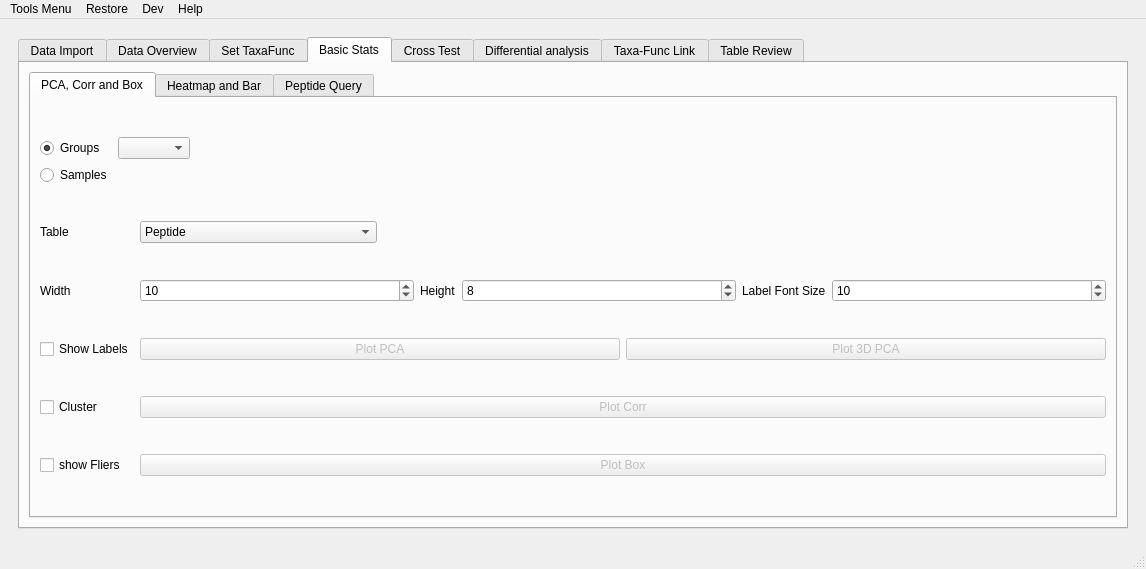
Above: utils/MetaX_GUI/MainWindow.ui from byemaxx/MetaX before the change. Below: the same form after it.
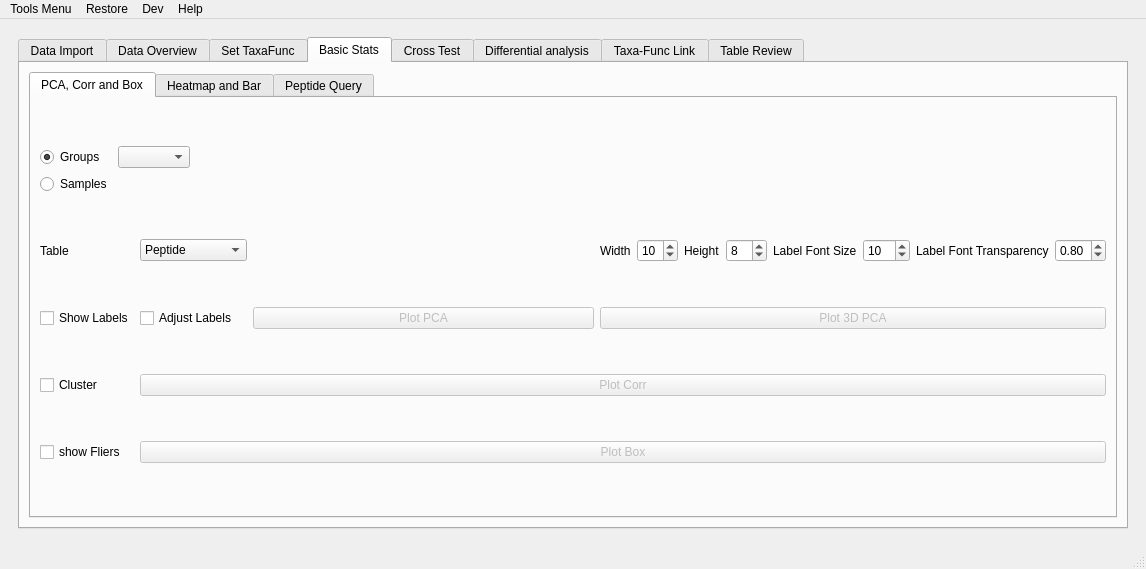
That is the form after the change. The open tabs and pages were chosen to show the change.

Commit message: Add font_transparency, adjust_label function to sns pca plot

```diff
--- a/utils/MetaX_GUI/MainWindow.ui
+++ b/utils/MetaX_GUI/MainWindow.ui
@@ -1020,54 +1020,10 @@
                 <string>PCA, Corr and Box</string>
                </attribute>
                <layout class="QGridLayout" name="gridLayout_26">
-                <item row="3" column="0">
-                 <widget class="QLabel" name="label_70">
-                  <property name="text">
-                   <string>Table</string>
-                  </property>
-                 </widget>
-                </item>
-                <item row="3" column="1">
-                 <widget class="QComboBox" name="comboBox_table4pca">
-                  <property name="sizePolicy">
-                   <sizepolicy hsizetype="Preferred" vsizetype="Fixed">
-                    <horstretch>0</horstretch>
-                    <verstretch>0</verstretch>
-                   </sizepolicy>
-                  </property>
-                  <item>
-                   <property name="text">
-                    <string>Peptide</string>
-                   </property>
-                  </item>
-                  <item>
-                   <property name="text">
-                    <string>Taxa</string>
-                   </property>
-                  </item>
-                  <item>
-                   <property name="text">
-                    <string>Function</string>
-                   </property>
-                  </item>
-                  <item>
-                   <property name="text">
-                    <string>Taxa-Function</string>
-                   </property>
-                  </item>
-                 </widget>
-                </item>
-                <item row="8" column="0">
-                 <widget class="QCheckBox" name="checkBox_box_if_show_fliers">
-                  <property name="text">
-                   <string>show Fliers</string>
-                  </property>
-                 </widget>
-                </item>
-                <item row="6" column="0">
+                <item row="5" column="0">
                  <widget class="QCheckBox" name="checkBox_pca_if_show_lable">
                   <property name="sizePolicy">
-                   <sizepolicy hsizetype="Minimum" vsizetype="Fixed">
+                   <sizepolicy hsizetype="Fixed" vsizetype="Fixed">
                     <horstretch>0</horstretch>
                     <verstretch>0</verstretch>
                    </sizepolicy>
@@ -1080,7 +1036,79 @@
                   </property>
                  </widget>
                 </item>
-                <item row="1" column="0" colspan="5">
+                <item row="5" column="1">
+                 <widget class="QCheckBox" name="checkBox_pca_if_adjust_pca_label">
+                  <property name="sizePolicy">
+                   <sizepolicy hsizetype="Maximum" vsizetype="Fixed">
+                    <horstretch>0</horstretch>
+                    <verstretch>0</verstretch>
+                   </sizepolicy>
+                  </property>
+                  <property name="text">
+                   <string>Adjust Labels</string>
+                  </property>
+                 </widget>
+                </item>
+                <item row="7" column="1" colspan="3">
+                 <widget class="QPushButton" name="pushButton_plot_box_sns">
+                  <property name="enabled">
+                   <bool>false</bool>
+                  </property>
+                  <property name="text">
+                   <string>Plot Box</string>
+                  </property>
+                 </widget>
+                </item>
+                <item row="5" column="2">
+                 <widget class="QPushButton" name="pushButton_plot_pca_sns">
+                  <property name="enabled">
+                   <bool>false</bool>
+                  </property>
+                  <property name="sizePolicy">
+                   <sizepolicy hsizetype="Preferred" vsizetype="Fixed">
+                    <horstretch>0</horstretch>
+                    <verstretch>0</verstretch>
+                   </sizepolicy>
+                  </property>
+                  <property name="text">
+                   <string>Plot PCA</string>
+                  </property>
+                 </widget>
+                </item>
+                <item row="6" column="1" colspan="3">
+                 <widget class="QPushButton" name="pushButton_plot_corr">
+                  <property name="enabled">
+                   <bool>false</bool>
+                  </property>
+                  <property name="text">
+                   <string>Plot Corr</string>
+                  </property>
+                 </widget>
+                </item>
+                <item row="7" column="0">
+                 <widget class="QCheckBox" name="checkBox_box_if_show_fliers">
+                  <property name="text">
+                   <string>show Fliers</string>
+                  </property>
+                 </widget>
+                </item>
+                <item row="5" column="3">
+                 <widget class="QPushButton" name="pushButton_plot_pca_js">
+                  <property name="enabled">
+                   <bool>false</bool>
+                  </property>
+                  <property name="sizePolicy">
+                   <sizepolicy hsizetype="Preferred" vsizetype="Fixed">
+                    <horstretch>0</horstretch>
+                    <verstretch>0</verstretch>
+                   </sizepolicy>
+                  </property>
+                  <property name="text">
+                   <string>Plot 3D PCA</string>
+                  </property>
+                 </widget>
+                </item>
+                <item row="1" column="0" colspan="4">
                  <layout class="QGridLayout" name="gridLayout_35">
                   <item row="0" column="1">
                    <widget class="QComboBox" name="comboBox_basic_pca_meta">
@@ -1123,67 +1151,74 @@
                   </item>
                  </layout>
                 </item>
-                <item row="7" column="1" colspan="4">
-                 <widget class="QPushButton" name="pushButton_plot_corr">
-                  <property name="enabled">
-                   <bool>false</bool>
-                  </property>
-                  <property name="text">
-                   <string>Plot Corr</string>
-                  </property>
-                 </widget>
-                </item>
-                <item row="8" column="1" colspan="4">
-                 <widget class="QPushButton" name="pushButton_plot_box_sns">
-                  <property name="enabled">
-                   <bool>false</bool>
-                  </property>
-                  <property name="text">
-                   <string>Plot Box</string>
-                  </property>
-                 </widget>
-                </item>
-                <item row="7" column="0">
+                <item row="6" column="0">
                  <widget class="QCheckBox" name="checkBox_corr_cluster">
                   <property name="text">
                    <string>Cluster</string>
                   </property>
                  </widget>
                 </item>
-                <item row="6" column="1" colspan="2">
-                 <widget class="QPushButton" name="pushButton_plot_pca_sns">
-                  <property name="enabled">
-                   <bool>false</bool>
-                  </property>
+                <item row="2" column="0">
+                 <widget class="QLabel" name="label_70">
                   <property name="sizePolicy">
-                   <sizepolicy hsizetype="Preferred" vsizetype="Fixed">
+                   <sizepolicy hsizetype="Fixed" vsizetype="Preferred">
                     <horstretch>0</horstretch>
                     <verstretch>0</verstretch>
                    </sizepolicy>
                   </property>
+                  <property name="layoutDirection">
+                   <enum>Qt::LeftToRight</enum>
+                  </property>
                   <property name="text">
-                   <string>Plot PCA</string>
+                   <string>Table</string>
                   </property>
                  </widget>
                 </item>
-                <item row="6" column="3" colspan="2">
-                 <widget class="QPushButton" name="pushButton_plot_pca_js">
-                  <property name="enabled">
-                   <bool>false</bool>
-                  </property>
+                <item row="2" column="1">
+                 <widget class="QComboBox" name="comboBox_table4pca">
                   <property name="sizePolicy">
                    <sizepolicy hsizetype="Preferred" vsizetype="Fixed">
                     <horstretch>0</horstretch>
                     <verstretch>0</verstretch>
                    </sizepolicy>
                   </property>
-                  <property name="text">
-                   <string>Plot 3D PCA</string>
-                  </property>
+                  <item>
+                   <property name="text">
+                    <string>Peptide</string>
+                   </property>
+                  </item>
+                  <item>
+                   <property name="text">
+                    <string>Taxa</string>
+                   </property>
+                  </item>
+                  <item>
+                   <property name="text">
+                    <string>Function</string>
+                   </property>
+                  </item>
+                  <item>
+                   <property name="text">
+                    <string>Taxa-Function</string>
+                   </property>
+                  </item>
                  </widget>
                 </item>
-                <item row="4" column="1" colspan="4">
+                <item row="2" column="3">
                  <layout class="QHBoxLayout" name="horizontalLayout">
+                  <item>
+                   <widget class="QLabel" name="label_94">
+                    <property name="sizePolicy">
+                     <sizepolicy hsizetype="Fixed" vsizetype="Preferred">
+                      <horstretch>0</horstretch>
+                      <verstretch>0</verstretch>
+                     </sizepolicy>
+                    </property>
+                    <property name="text">
+                     <string>Width</string>
+                    </property>
+                   </widget>
+                  </item>
                   <item>
                    <widget class="QSpinBox" name="spinBox_basic_pca_width">
                     <property name="minimum">
@@ -1243,21 +1278,34 @@
                     </property>
                    </widget>
                   </item>
+                  <item>
+                   <widget class="QLabel" name="label_116">
+                    <property name="sizePolicy">
+                     <sizepolicy hsizetype="Fixed" vsizetype="Preferred">
+                      <horstretch>0</horstretch>
+                      <verstretch>0</verstretch>
+                     </sizepolicy>
+                    </property>
+                    <property name="text">
+                     <string>Label Font Transparency</string>
+                    </property>
+                   </widget>
+                  </item>
+                  <item>
+                   <widget class="QDoubleSpinBox" name="doubleSpinBox_basic_pca_label_font_transparency">
+                    <property name="maximum">
+                     <double>1.000000000000000</double>
+                    </property>
+                    <property name="singleStep">
+                     <double>0.050000000000000</double>
+                    </property>
+                    <property name="value">
+                     <double>0.800000000000000</double>
+                    </property>
+                   </widget>
+                  </item>
                  </layout>
                 </item>
-                <item row="4" column="0">
-                 <widget class="QLabel" name="label_94">
-                  <property name="sizePolicy">
-                   <sizepolicy hsizetype="Fixed" vsizetype="Preferred">
-                    <horstretch>0</horstretch>
-                    <verstretch>0</verstretch>
-                   </sizepolicy>
-                  </property>
-                  <property name="text">
-                   <string>Width</string>
-                  </property>
-                 </widget>
-                </item>
                </layout>
               </widget>
               <widget class="QWidget" name="tab_13">
```
Left out of the diff: 14 changed lines with no effect on the pictures. The commit also changes 4 other files.
